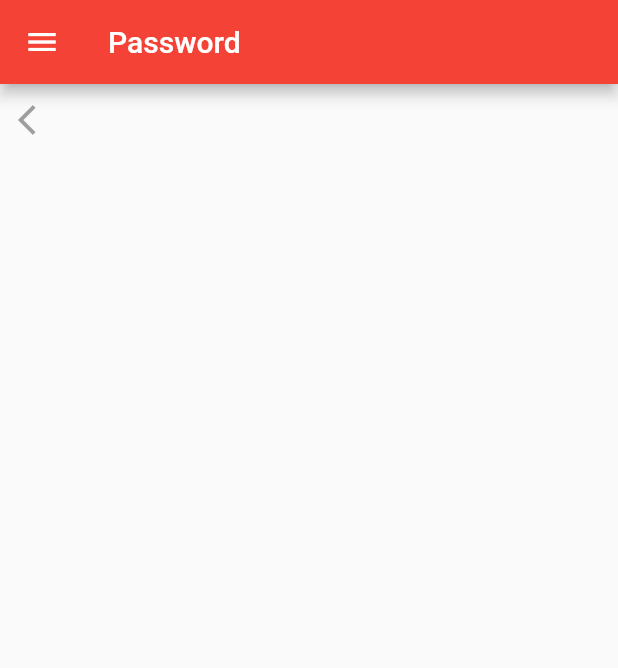
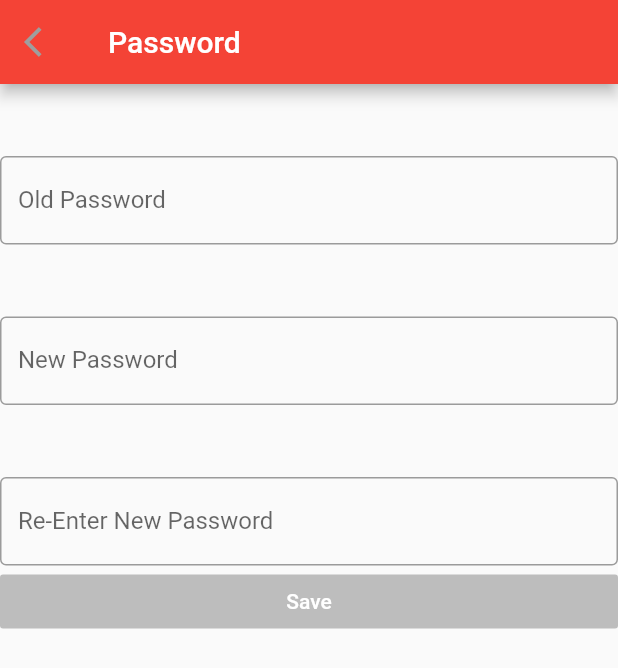
Before and after one commit to pandaandbun/Flutter-RedAlert, a Flutter app: the Password screen opened by its route, on a phone screen of 412 x 824 dp. Shown: the top 668 px of the screen. Run offline on Flutter 3.47's test engine with Material 2 defaults, Android fonts, the phone set to English and light mode, and no system bars; our stand-ins replace charts_flutter.

Commit message:
added password ui

```diff
--- a/lib/Settings/password.dart
+++ b/lib/Settings/password.dart
@@ -1,23 +1,82 @@
 import 'package:flutter/material.dart';
-import 'package:Red_Alert/drawer.dart';
-/*
+
 class Password extends StatefulWidget {
   @override
   PasswordPage createState() => PasswordPage();
 }
 
 class PasswordPage extends State<Password> {
-  */
-  class Password extends StatelessWidget{
+  bool _isEnabled = false;
   @override
   Widget build(BuildContext context) {
     return Scaffold(
-      appBar: AppBar(title: Text('Password')),
-      drawer: DrawerMenu(),
-      body: Column(
-        children: [
-          _goBack(),
-        ],
+      appBar: AppBar(leading: _goBack(), title: Text('Password')),
+      body: GestureDetector(
+        onTap: () {
+          FocusScope.of(context).requestFocus(FocusNode());
+        },
+        child: Builder(
+          builder: (context) => ListView(
+            children: [
+              Padding(
+                padding: EdgeInsets.only(top: 48.0),
+                child: TextFormField(
+                  obscureText: true,
+                  decoration: InputDecoration(
+                      border: OutlineInputBorder(), labelText: 'Old Password'),
+                      onSaved: (String value) {
+                        //so something when saved
+                      },
+                      /*
+                      validator: (String value){
+                        return value.contains(other) //Old password checker
+                      },
+                      \*/
+                      // ignore: missing_return
+                      validator: (String txt){
+                        if(txt.length >= 8){
+                          setState(() {
+                            _isEnabled = true;
+                          });
+                        } else{
+                          setState(() {
+                            _isEnabled = false;
+                          });
+                        }
+                      },
+                ),
+              ),
+              Padding(
+                padding: EdgeInsets.only(top: 48.0),
+                child: TextFormField(
+                  obscureText: true,
+                  decoration: InputDecoration(
+                      border: OutlineInputBorder(), labelText: 'New Password'),
+                ),
+              ),
+              Padding(
+                padding: EdgeInsets.only(top: 48.0),
+                child: TextFormField(
+                  obscureText: true,
+                  decoration: InputDecoration(
+                      border: OutlineInputBorder(),
+                      labelText: 'Re-Enter New Password'),
+                ),
+              ),
+              RaisedButton(
+                color: Colors.red,
+                textColor: Colors.white,
+                disabledColor: Colors.grey.shade400,
+                disabledTextColor: Colors.black,
+                elevation: 10,
+                splashColor: Colors.redAccent,
+                //update password in database
+                onPressed: (null), //still have to figure out how to disable/enable button
+                child: Text('Save'),
+              )
+            ],
+          ),
+        ),
       ),
     );
   }
```
Also changed, not shown: lib/Settings/profile.dart (+2 -6 lines), lib/Settings/settings.dart (+5 -6 lines), lib/Settings/theme.dart (+4 -8 lines).
